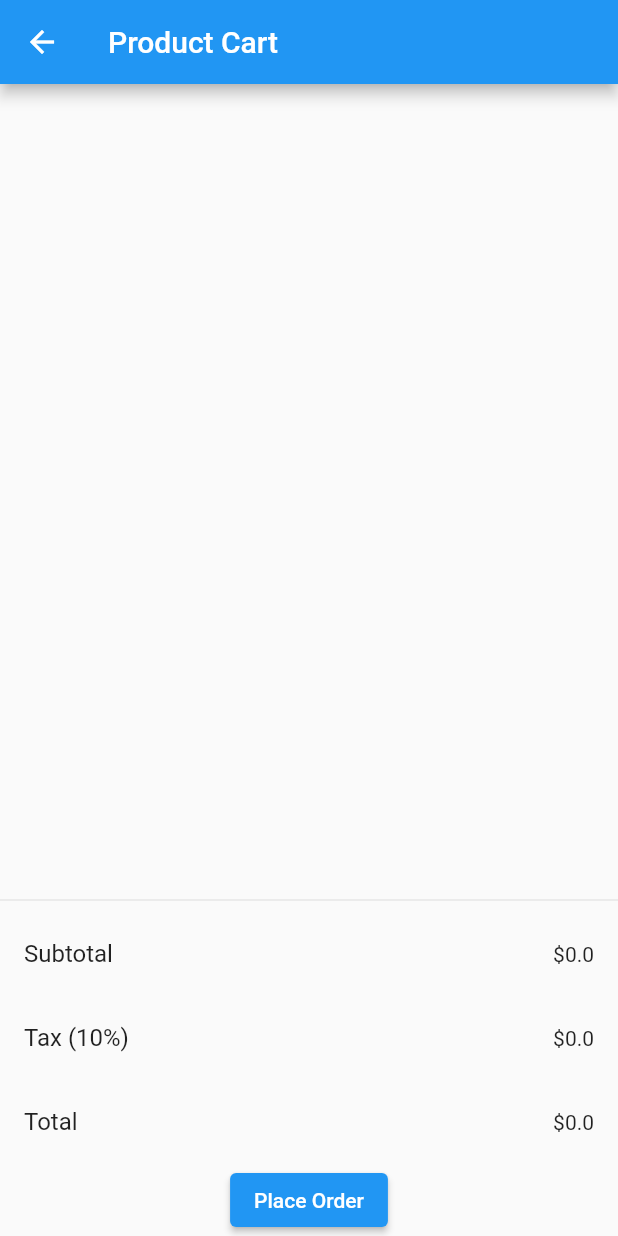
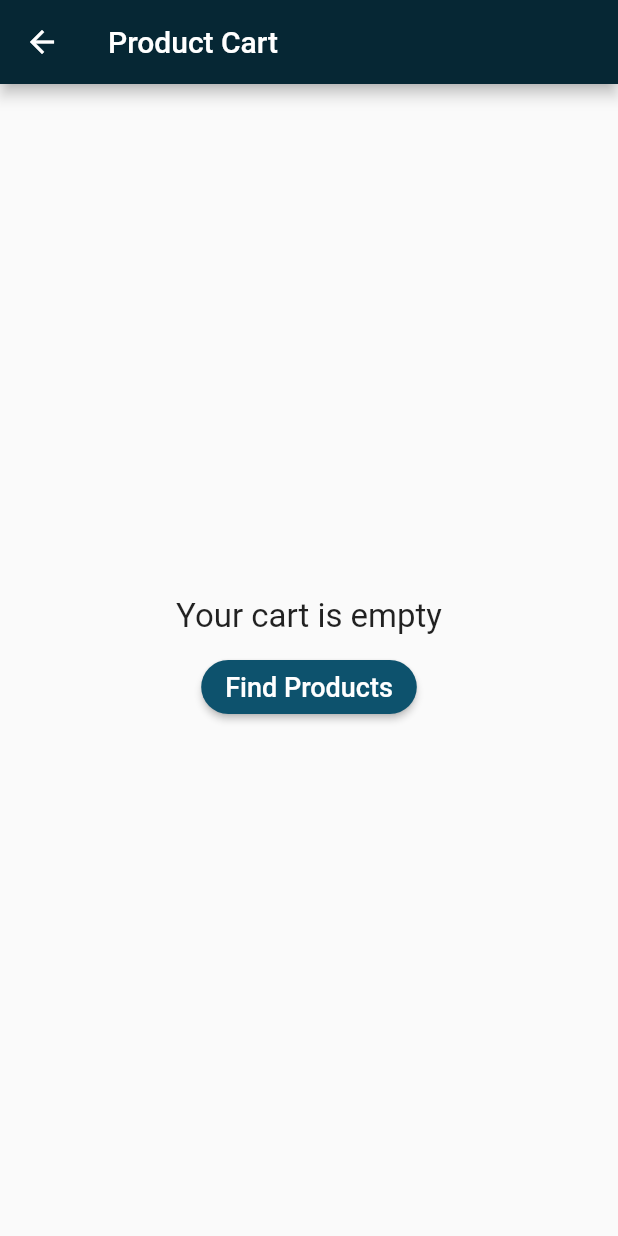
Before and after one commit to OmeshSachethana/CSSE_Project_Mobile, a Flutter app: the screen it shows once a user with an empty profile is signed in, after a tap on the "shopping cart" icon, on a phone screen of 412 x 824 dp. Run offline on Flutter 3.47's test engine with Material 2 defaults, Android fonts, the phone set to English and light mode, and no system bars; our stand-ins replace cloud_firestore, firebase_auth, firebase_core, firebase_database, firebase_storage, fluttertoast and 3 more; missing offline and left inert: dart:ffi; accounts and stored records are empty.

Commit message:
modified cart

```diff
--- a/lib/main.dart
+++ b/lib/main.dart
@@ -14,7 +14,7 @@ Future<void> main() async {
   runApp(
     ChangeNotifierProvider(
       create: (context) => CartModel(),
-      child: MyApp(),
+      child: const MyApp(),
     ),
   );
 }
--- a/lib/views/home_page.dart
+++ b/lib/views/home_page.dart
@@ -26,6 +26,7 @@ class HomePage extends StatelessWidget {
     return Scaffold(
       appBar: AppBar(
         title: const Text("Home Page"),
+        backgroundColor: const Color.fromARGB(255, 6, 39, 52),
         actions: [
           IconButton(
             onPressed: () => navigateToCartPage(context),
--- a/lib/views/product_cart_view.dart
+++ b/lib/views/product_cart_view.dart
@@ -1,28 +1,59 @@
 import 'package:cloud_firestore/cloud_firestore.dart';
+import 'package:constro/views/products_view.dart';
 import 'package:firebase_auth/firebase_auth.dart';
 import 'package:flutter/material.dart';
 import 'package:provider/provider.dart';
 import '../models/cart_model.dart';
 
 class ProductCartView extends StatelessWidget {
+  const ProductCartView({super.key});
+
   @override
   Widget build(BuildContext context) {
     var cart = Provider.of<CartModel>(context);
     return Scaffold(
       appBar: AppBar(
         title: const Text('Product Cart'),
+        backgroundColor: const Color.fromARGB(255, 6, 39, 52),
       ),
-      body: Column(
+      body: cart.products.isEmpty
+          ? Center(
+              child: Column(
+                mainAxisAlignment: MainAxisAlignment.center,
+                children: <Widget>[
+                  const Text('Your cart is empty',
+                      style: TextStyle(fontSize: 22)),
+                  SizedBox(
+                    height: 10,
+                  ),
+                  ElevatedButton(
+                    style: ElevatedButton.styleFrom(
+                      backgroundColor: const Color.fromARGB(255, 13, 82, 109),
+                      shape: RoundedRectangleBorder(
+                        borderRadius: BorderRadius.circular(20),
+                      ),
+                    ),
+                    onPressed: () {
+                      Navigator.pop(context);
+                    },
+                    child: const Text('Find Products',
+                        style: TextStyle(fontSize: 18)),
+                  ),
+                ],
+              ),
+            )
+          : Column(
               children: [
                 Expanded(
                   child: ListView.builder(
                     itemCount: cart.products.length,
                     itemBuilder: (BuildContext context, int index) {
                       return ListTile(
-                  leading:
-                      Image.network(cart.products[index]['imageUrl'] ?? ''),
+                        leading: Image.network(
+                            cart.products[index]['imageUrl'] ?? ''),
                         title: Text(cart.products[index]['name'] ?? ''),
-                  subtitle: Text('\$${cart.products[index]['price'] ?? ''}'),
+                        subtitle:
+                            Text('\$${cart.products[index]['price'] ?? ''}'),
                         trailing: Row(
                           mainAxisSize: MainAxisSize.min,
                           children: [
@@ -59,6 +90,9 @@ class ProductCartView extends StatelessWidget {
                   trailing: Text('\$${cart.total}'),
                 ),
                 ElevatedButton(
+                  style: ElevatedButton.styleFrom(
+                    backgroundColor: const Color.fromARGB(255, 13, 82, 109),
+                  ),
                   onPressed: cart.total < 100000
                       ? () {
                           placeOrder(cart);
@@ -88,7 +122,8 @@ class ProductCartView extends StatelessWidget {
                             builder: (BuildContext context) {
                               return AlertDialog(
                                 title: const Text('Order Status'),
-                          content: const Text('Total price exceeds limit.\n\nBudget is 100,000'),
+                                content: const Text(
+                                    'Total price exceeds limit.\n\nBudget is 100,000'),
                                 actions: <Widget>[
                                   TextButton(
                                     child: const Text('OK'),
@@ -101,7 +136,7 @@ class ProductCartView extends StatelessWidget {
                             },
                           );
                         },
-            child: const Text('Place Order'),
+                  child: const Text('Place Order', style: TextStyle(fontSize: 18)),
                 ),
               ],
             ),
--- a/lib/views/products_view.dart
+++ b/lib/views/products_view.dart
@@ -107,12 +107,12 @@ class _ProductsViewState extends State<ProductsView> {
                                   child: Container(
                                     width: 40, // Adjust the button size
                                     height: 40,
-                                    decoration: BoxDecoration(
-                                      color: Colors.blue, // Button color
+                                    decoration: const BoxDecoration(
+                                     color: Color.fromARGB(255, 13, 82, 109),
                                       shape:
                                           BoxShape.circle, // Make it circular
                                     ),
-                                    child: Icon(
+                                    child: const Icon(
                                       Icons.add_shopping_cart,
                                       color: Colors.white,
                                     ),
```
Lines whose indentation alone changed are shown as unchanged.
